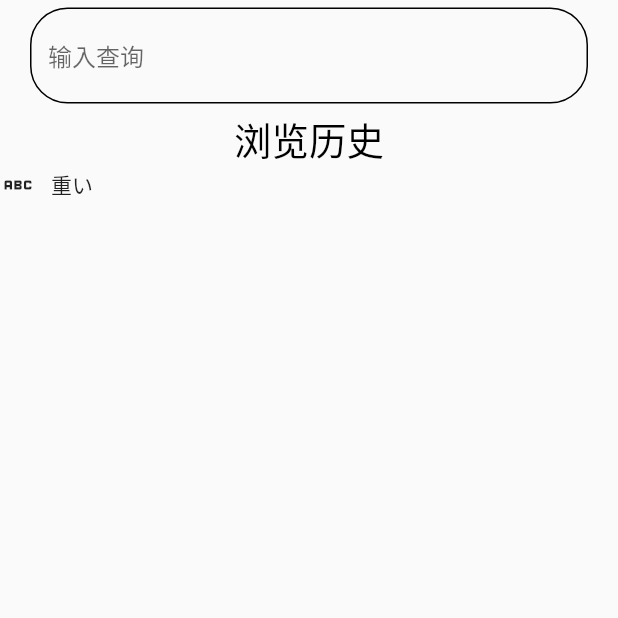
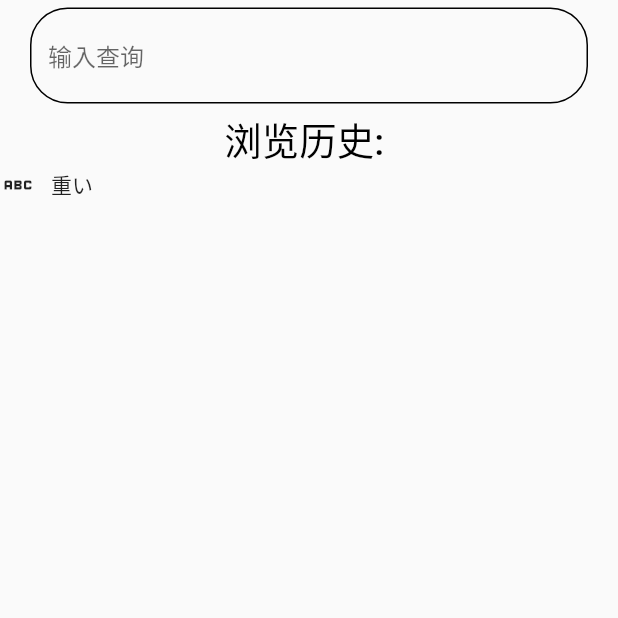
Before and after one commit to dollarkillerx/fishword, a Flutter app: the screen it shows after launch, item 2 of the bottom bar chosen, on a phone screen of 412 x 824 dp, the top half of it. Run offline on Flutter 3.47's test engine with Material 2 defaults, Android fonts, the light colour scheme and no system bars; our stand-ins replace get, get_storage.

Commit message:
init project

```diff
--- a/lib/pages/dictionary/index.dart
+++ b/lib/pages/dictionary/index.dart
@@ -28,7 +28,7 @@ class DictionaryPage extends GetView<DictionaryController> {
                 ),
               ),
               Text(
-                "浏览历史",
+                "浏览历史: ",
                 style: FishwordFont.baseFont,
               ),
               Expanded(
```
